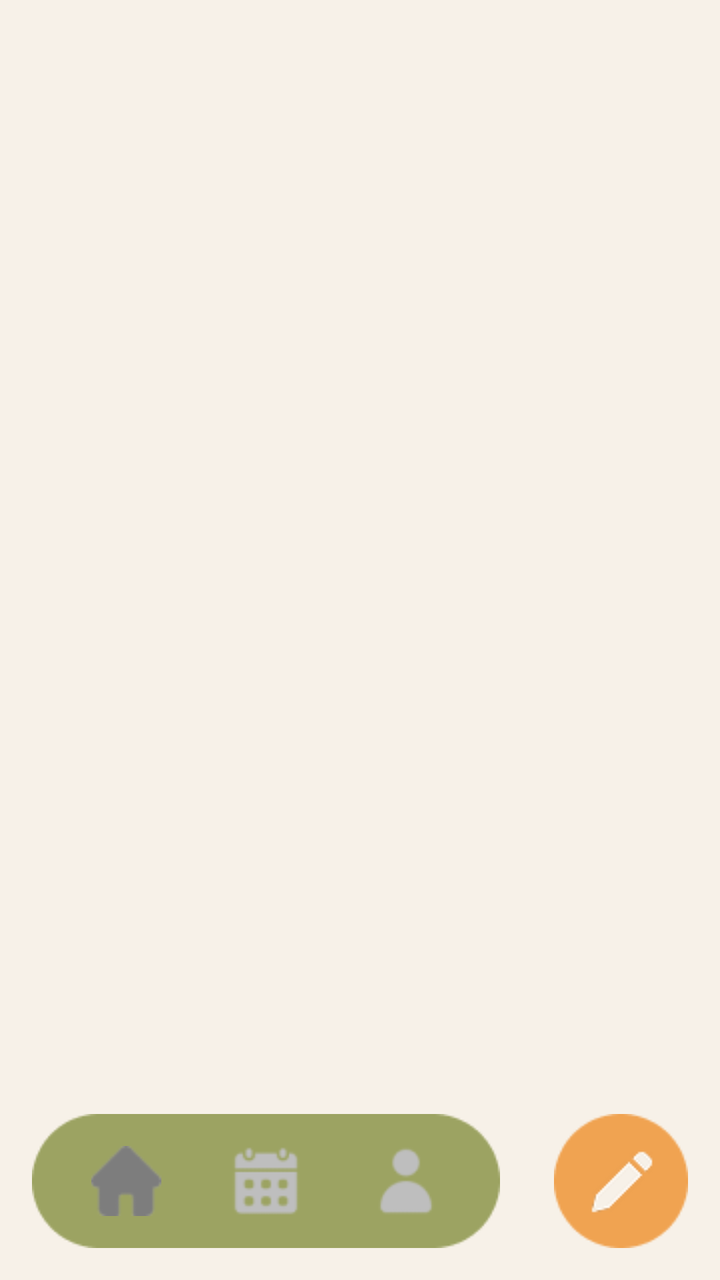
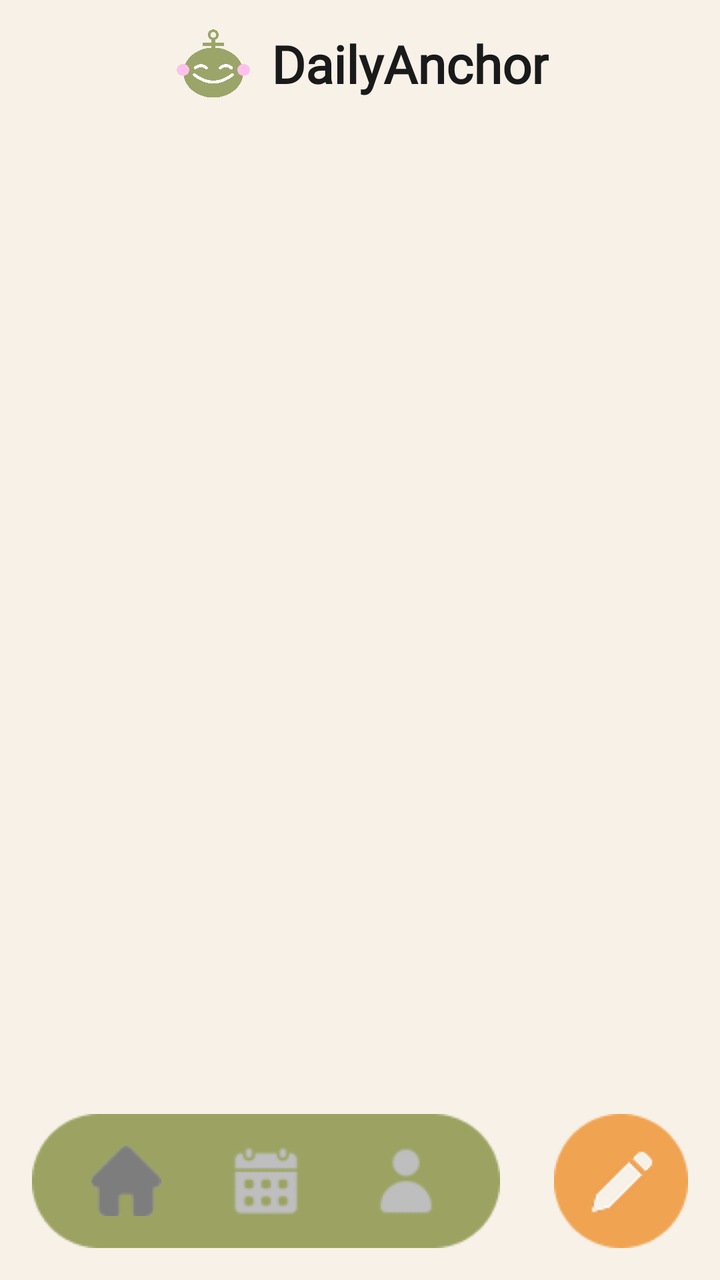

An Android layout rendered at two revisions. The XML below is the earlier revision; the diff shows what the commit changed to produce the second picture.
<!-- AndroidManifest.xml: application theme Theme.DailyAnchor -->
<!-- res/layout/activity_main.xml -->
<?xml version="1.0" encoding="utf-8"?>
<FrameLayout xmlns:android="http://schemas.android.com/apk/res/android"
    xmlns:tools="http://schemas.android.com/tools"
    android:id="@+id/main"
    android:layout_width="match_parent"
    android:layout_height="match_parent"
    android:background="@color/bg_cream"
    tools:context=".MainActivity">

    <androidx.fragment.app.FragmentContainerView
        android:id="@+id/fragment_container"
        android:layout_width="match_parent"
        android:layout_height="match_parent" />

    
    <FrameLayout
        android:layout_width="match_parent"
        android:layout_height="wrap_content"
        android:layout_gravity="bottom"
        android:paddingStart="16dp"
        android:paddingEnd="16dp"
        android:paddingBottom="16dp">

        <FrameLayout
            android:layout_width="234dp"
            android:layout_height="67dp"
            android:layout_gravity="start|bottom">

            <ImageView
                android:layout_width="match_parent"
                android:layout_height="match_parent"
                android:importantForAccessibility="no"
                android:scaleType="fitXY"
                android:src="@drawable/nav_bg" />

            <LinearLayout
                android:layout_width="match_parent"
                android:layout_height="match_parent"
                android:orientation="horizontal"
                android:paddingStart="12dp"
                android:paddingEnd="12dp">

                <ImageView
                    android:id="@+id/nav_home"
                    android:layout_width="0dp"
                    android:layout_height="match_parent"
                    android:layout_weight="1"
                    android:contentDescription="Home"
                    android:padding="16dp"
                    android:src="@drawable/nav_home_on" />

                <ImageView
                    android:id="@+id/nav_calendar"
                    android:layout_width="0dp"
                    android:layout_height="match_parent"
                    android:layout_weight="1"
                    android:contentDescription="Calendar"
                    android:padding="15dp"
                    android:src="@drawable/nav_calendar_off" />

                <ImageView
                    android:id="@+id/nav_profile"
                    android:layout_width="0dp"
                    android:layout_height="match_parent"
                    android:layout_weight="1"
                    android:contentDescription="Profile"
                    android:padding="14dp"
                    android:src="@drawable/nav_profile_off" />
            </LinearLayout>
        </FrameLayout>

        <ImageView
            android:id="@+id/fab_write"
            android:layout_width="67dp"
            android:layout_height="67dp"
            android:layout_gravity="end|bottom"
            android:contentDescription="Write today's entry"
            android:src="@drawable/entry_logo" />
    </FrameLayout>
</FrameLayout>
<!-- resources referenced by this layout -->
<resources>
  <color name="bg_cream">#F7F1E8</color>
  <!-- drawable entry_logo: png bitmap (drawable, 2146 bytes) -->
  <!-- drawable nav_bg: png bitmap (drawable, 1366 bytes) -->
  <!-- drawable nav_calendar_off: png bitmap (drawable, 1335 bytes) -->
  <!-- drawable nav_home_on: png bitmap (drawable, 816 bytes) -->
  <!-- drawable nav_profile_off: png bitmap (drawable, 961 bytes) -->
  <style name="Theme.DailyAnchor" parent="Base.Theme.DailyAnchor" />
  <style name="Base.Theme.DailyAnchor" parent="Theme.Material3.DayNight.NoActionBar">
          
          
      </style>
</resources>

<!-- the commit's change to res/layout/activity_main.xml (unified diff, before → after) -->
@@ -7,12 +7,20 @@
     android:background="@color/bg_cream"
     tools:context=".MainActivity">
 
-    <androidx.fragment.app.FragmentContainerView
-        android:id="@+id/fragment_container"
+    <LinearLayout
         android:layout_width="match_parent"
-        android:layout_height="match_parent" />
+        android:layout_height="match_parent"
+        android:orientation="vertical">
 
-    
+        <include layout="@layout/view_brand_header" />
+
+        <androidx.fragment.app.FragmentContainerView
+            android:id="@+id/fragment_container"
+            android:layout_width="match_parent"
+            android:layout_height="0dp"
+            android:layout_weight="1" />
+    </LinearLayout>
+
     <FrameLayout
         android:layout_width="match_parent"
         android:layout_height="wrap_content"
@@ -78,3 +86,29 @@
             android:src="@drawable/entry_logo" />
     </FrameLayout>
 </FrameLayout>
+<!-- res/layout/view_brand_header.xml (included above) -->
+<?xml version="1.0" encoding="utf-8"?>
+<LinearLayout xmlns:android="http://schemas.android.com/apk/res/android"
+    android:layout_width="match_parent"
+    android:layout_height="64dp"
+    android:gravity="center"
+    android:orientation="horizontal"
+    android:paddingStart="24dp"
+    android:paddingEnd="24dp">
+
+    <ImageView
+        android:layout_width="42dp"
+        android:layout_height="42dp"
+        android:contentDescription="DailyAnchor logo"
+        android:src="@drawable/daily_anchor_logo" />
+
+    <TextView
+        android:layout_width="wrap_content"
+        android:layout_height="wrap_content"
+        android:layout_marginStart="8dp"
+        android:fontFamily="@font/caprasimo_regular"
+        android:text="@string/app_name"
+        android:textColor="@color/text_dark"
+        android:textSize="26sp"
+        android:textStyle="bold" />
+</LinearLayout>
<!-- resource entries referenced after the edit -->
@@ -1,11 +1,14 @@
 <!-- resources referenced by this layout -->
 <resources>
   <color name="bg_cream">#F7F1E8</color>
+  <color name="text_dark">#1A1A1A</color>
+  <!-- drawable daily_anchor_logo: png bitmap (drawable, 168894 bytes) -->
   <!-- drawable entry_logo: png bitmap (drawable, 2146 bytes) -->
   <!-- drawable nav_bg: png bitmap (drawable, 1366 bytes) -->
   <!-- drawable nav_calendar_off: png bitmap (drawable, 1335 bytes) -->
   <!-- drawable nav_home_on: png bitmap (drawable, 816 bytes) -->
   <!-- drawable nav_profile_off: png bitmap (drawable, 961 bytes) -->
+  <string name="app_name">DailyAnchor</string>
   <style name="Theme.DailyAnchor" parent="Base.Theme.DailyAnchor" />
   <style name="Base.Theme.DailyAnchor" parent="Theme.Material3.DayNight.NoActionBar">
           
